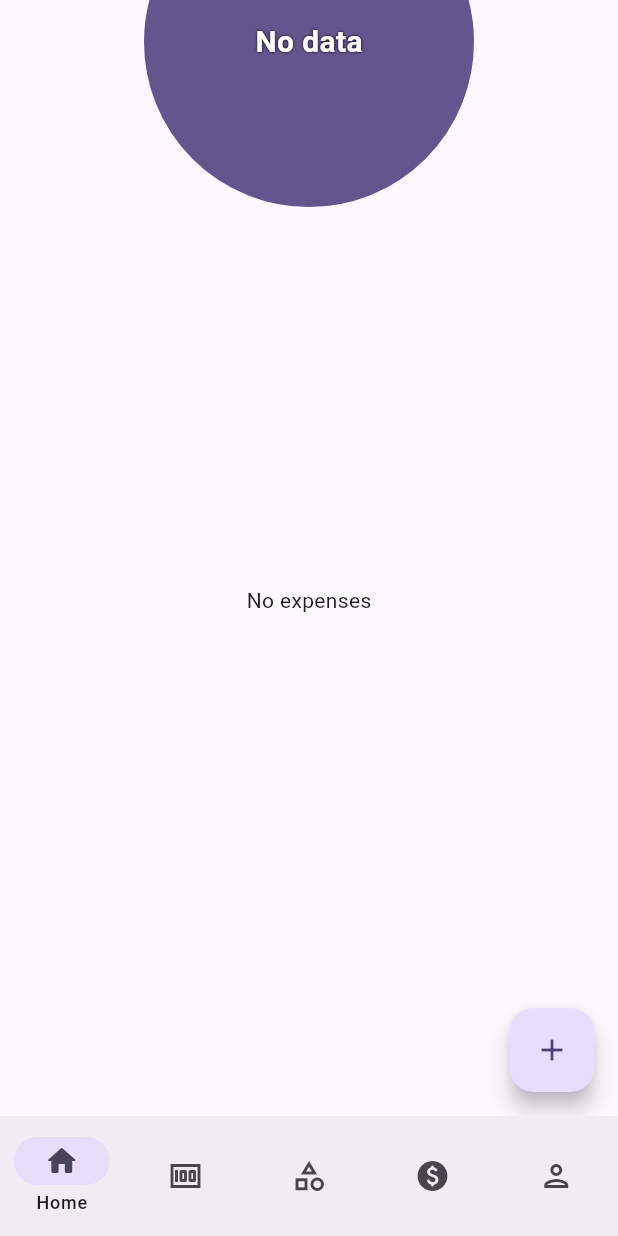
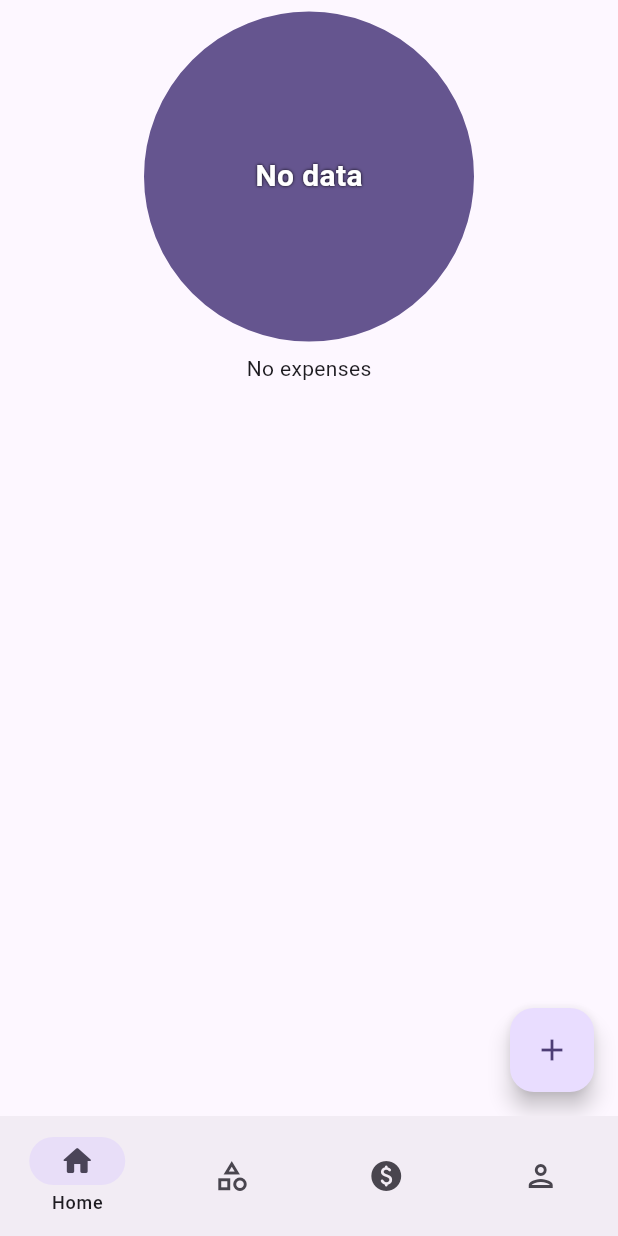
Before and after one commit to ddedida/fp-ppb-expense-tracker, a Flutter app: the screen it shows after launch, on a phone screen of 412 x 824 dp. Run offline on Flutter 3.47's test engine with Material 3 defaults, Android fonts, the phone set to English and light mode, and no system bars; drawn by our look-alikes of fl_chart; our stand-ins replace dio, flutter_secure_storage, shared_preferences, sqflite; accounts and stored records are empty.

Commit message:
feat: add pie chart

```diff
--- a/lib/components/pie_chart.dart
+++ b/lib/components/pie_chart.dart
@@ -2,79 +2,42 @@ import 'dart:math';
 
 import 'package:fl_chart/fl_chart.dart';
 import 'package:flutter/material.dart';
-import 'package:fp_ppb_expense_tracker/infrastructure/db/categories.dart';
-import 'package:fp_ppb_expense_tracker/infrastructure/db/expenses.dart';
-import 'package:fp_ppb_expense_tracker/model/categories.dart';
 
-class PieChartWidget extends StatefulWidget {
-  const PieChartWidget({super.key});
+class PieChartWidget extends StatelessWidget {
+  final List<Map<String, Object?>> categoryCount;
+  final Map<String, String> categoryTitles;
+  final int touchedIndex = 0;
 
-  @override
-  State<PieChartWidget> createState() => _PieChartWidgetState();
-}
-
-class _PieChartWidgetState extends State<PieChartWidget> {
-  int touchedIndex = 0;
-  late List<Map<String, Object?>> categories = [];
-  bool isLoading = false;
-
-  Future refreshCategories() async {
-    setState(() => isLoading = true);
-
-    categories =
-        await ExpensesDatabases.instance.countByCategoryThenGroupByType();
-
-    setState(() => isLoading = false);
-  }
-
-  @override
-  void initState() {
-    super.initState();
-    refreshCategories();
-  }
+  const PieChartWidget({
+    super.key,
+    required this.categoryCount,
+    required this.categoryTitles,
+  });
 
   @override
   Widget build(BuildContext context) {
     return AspectRatio(
-      aspectRatio: 1.3,
-      child: AspectRatio(
-        aspectRatio: 1.3,
+      aspectRatio: 1.75,
       child: PieChart(
         PieChartData(
-            pieTouchData: PieTouchData(
-              touchCallback: (FlTouchEvent event, pieTouchResponse) {
-                setState(() {
-                  if (!event.isInterestedForInteractions ||
-                      pieTouchResponse == null ||
-                      pieTouchResponse.touchedSection == null) {
-                    touchedIndex = -1;
-                    return;
-                  }
-                  touchedIndex =
-                      pieTouchResponse.touchedSection!.touchedSectionIndex;
-                });
-              },
-            ),
           borderData: FlBorderData(
             show: false,
           ),
           sectionsSpace: 0,
           centerSpaceRadius: 0,
-            sections: showingSections(),
-          ),
+          sections: showingSections(context),
         ),
       ),
     );
   }
 
-  List<PieChartSectionData> showingSections() {
-    final total_categories = categories.length;
+  List<PieChartSectionData> showingSections(BuildContext context) {
+    final total_categories = categoryCount.length;
     if (total_categories == 0) {
       return List.generate(1, (i) {
         final isTouched = i == touchedIndex;
         final fontSize = isTouched ? 20.0 : 16.0;
         final radius = isTouched ? 110.0 : 100.0;
-        final widgetSize = isTouched ? 55.0 : 40.0;
         const shadows = [Shadow(color: Colors.black, blurRadius: 2)];
 
         return PieChartSectionData(
@@ -95,17 +58,17 @@ class _PieChartWidgetState extends State<PieChartWidget> {
     var total_items = 0;
 
     for (var i = 0; i < total_categories; i++) {
-      total_items += categories[i]['count'] as int;
+      total_items += categoryCount[i]['count'] as int;
     }
 
     return List.generate(total_categories, (i) {
       final isTouched = i == touchedIndex;
-      final fontSize = isTouched ? 20.0 : 16.0;
+      final fontSize = isTouched ? 16.0 : 12.0;
       final radius = isTouched ? 110.0 : 100.0;
-      final widgetSize = isTouched ? 55.0 : 40.0;
-      final category = categories[i];
-      final title = category['category_id'] as String;
+      final category = categoryCount[i];
       final value = category['count'] as int;
+      final title =
+          "${categoryTitles[category['category_id']]}\n${(value.toDouble() / total_items * 100).toStringAsFixed(1)}%";
 
       Color getRandomColor() {
         Random random = Random();
@@ -131,41 +94,3 @@ class _PieChartWidgetState extends State<PieChartWidget> {
     });
   }
 }
-
-class _Badge extends StatelessWidget {
-  const _Badge(
-    this.svgAsset, {
-    required this.size,
-    required this.borderColor,
-  });
-  final String svgAsset;
-  final double size;
-  final Color borderColor;
-
-  @override
-  Widget build(BuildContext context) {
-    return AnimatedContainer(
-        duration: PieChart.defaultDuration,
-        width: size,
-        height: size,
-        decoration: BoxDecoration(
-          color: Colors.white,
-          shape: BoxShape.circle,
-          border: Border.all(
-            color: borderColor,
-            width: 2,
-          ),
-          boxShadow: <BoxShadow>[
-            BoxShadow(
-              color: Colors.black.withOpacity(.5),
-              offset: const Offset(3, 3),
-              blurRadius: 3,
-            ),
-          ],
-        ),
-        padding: EdgeInsets.all(size * .15),
-        child: const Center(
-          child: Icon(Icons.chat_sharp),
-        ));
-  }
-}
--- a/lib/constant.dart
+++ b/lib/constant.dart
@@ -30,10 +30,9 @@ enum ColorSeed {
 
 enum ScreenSelected {
   home(0),
-  expense(1),
-  category(2),
-  budget(3),
-  user(4);
+  category(1),
+  budget(2),
+  user(3);
 
   const ScreenSelected(this.value);
   final int value;
@@ -44,11 +43,6 @@ const List<NavigationDestination> appBarDestinations = [
     icon: Icon(Icons.home_outlined),
     label: 'Home',
     selectedIcon: Icon(Icons.home_rounded),
-  ),
-  NavigationDestination(
-    icon: Icon(Icons.money_outlined),
-    label: 'Expense',
-    selectedIcon: Icon(Icons.money_rounded),
   ),
   NavigationDestination(
     icon: Icon(Icons.category_outlined),
--- a/lib/pages/expense_add_page.dart
+++ b/lib/pages/expense_add_page.dart
@@ -1,8 +1,8 @@
 import 'package:flutter/material.dart';
-import 'package:fp_ppb_expense_tracker/model/expenses.dart';
+import 'package:fp_ppb_expense_tracker/infrastructure/db/categories.dart';
 import 'package:fp_ppb_expense_tracker/infrastructure/db/expenses.dart';
 import 'package:fp_ppb_expense_tracker/model/categories.dart';
-import 'package:fp_ppb_expense_tracker/infrastructure/db/categories.dart';
+import 'package:fp_ppb_expense_tracker/model/expenses.dart';
 
 class ExpenseAddPage extends StatefulWidget {
   final Expense? expense;
@@ -112,7 +112,7 @@ class _ExpenseAddPageState extends State<ExpenseAddPage> {
                   return DropdownMenuItem(
                     value: category.id.toString(),
                     child: Text(
-                      "${category.title} ${category.id}",
+                      category.title,
                     ),
                   );
                 },
--- a/lib/pages/expense_page.dart
+++ b/lib/pages/expense_page.dart
@@ -1,9 +1,12 @@
 import 'package:flutter/material.dart';
 import 'package:fp_ppb_expense_tracker/components/pie_chart.dart';
+import 'package:fp_ppb_expense_tracker/infrastructure/db/categories.dart';
+import 'package:fp_ppb_expense_tracker/model/categories.dart';
 import 'package:fp_ppb_expense_tracker/pages/expense_add_page.dart';
 import 'package:intl/intl.dart';
+
+import '../infrastructure/db/expenses.dart';
 import '../model/expenses.dart';
-import '../infrastructure/db/expenses.dart';
 
 class ExpensePage extends StatefulWidget {
   const ExpensePage({super.key});
@@ -14,12 +17,23 @@ class ExpensePage extends StatefulWidget {
 
 class _ExpensePageState extends State<ExpensePage> {
   late List<Expense> expenses;
+  late List<Map<String, Object?>> categoryCount = [];
+  late List<Category> categories = [];
+  late Map<String, String> categoryTitles = {};
   bool isLoading = false;
 
   Future refreshExpenses() async {
     setState(() => isLoading = true);
 
     expenses = await ExpensesDatabases.instance.readAllExpenses();
+    categoryCount =
+        await ExpensesDatabases.instance.countByCategoryThenGroupByType();
+
+    categories = await CategoriesDatabases.instance.readAllCategories();
+
+    for (Category category in categories) {
+      categoryTitles[category.id!.toString()] = category.title;
+    }
 
     setState(() => isLoading = false);
   }
@@ -38,15 +52,22 @@ class _ExpensePageState extends State<ExpensePage> {
   @override
   Widget build(BuildContext context) {
     return Scaffold(
-      appBar: AppBar(
-        flexibleSpace: PieChartWidget(),
+      body: SafeArea(
+        child: Column(
+          children: <Widget>[
+            PieChartWidget(
+              categoryCount: categoryCount,
+              categoryTitles: categoryTitles,
             ),
-      body: Center(
+            Expanded(
               child: isLoading
                   ? const CircularProgressIndicator()
                   : expenses.isEmpty
                       ? const Text('No expenses')
                       : buildCard(),
+            ),
+          ],
+        ),
       ),
       floatingActionButton: FloatingActionButton(
         onPressed: () {
--- a/lib/pages/home_page.dart
+++ b/lib/pages/home_page.dart
@@ -45,8 +45,6 @@ class _HomePageState extends State<HomePage>
     switch (screenSelected) {
       case ScreenSelected.home:
         return const ExpensePage();
-      case ScreenSelected.expense:
-        return const ExpensePage();
       case ScreenSelected.category:
         return const CategoryPage();
       case ScreenSelected.budget:
```
Also changed, not shown: pubspec.lock. Lines whose indentation alone changed are shown as unchanged.
